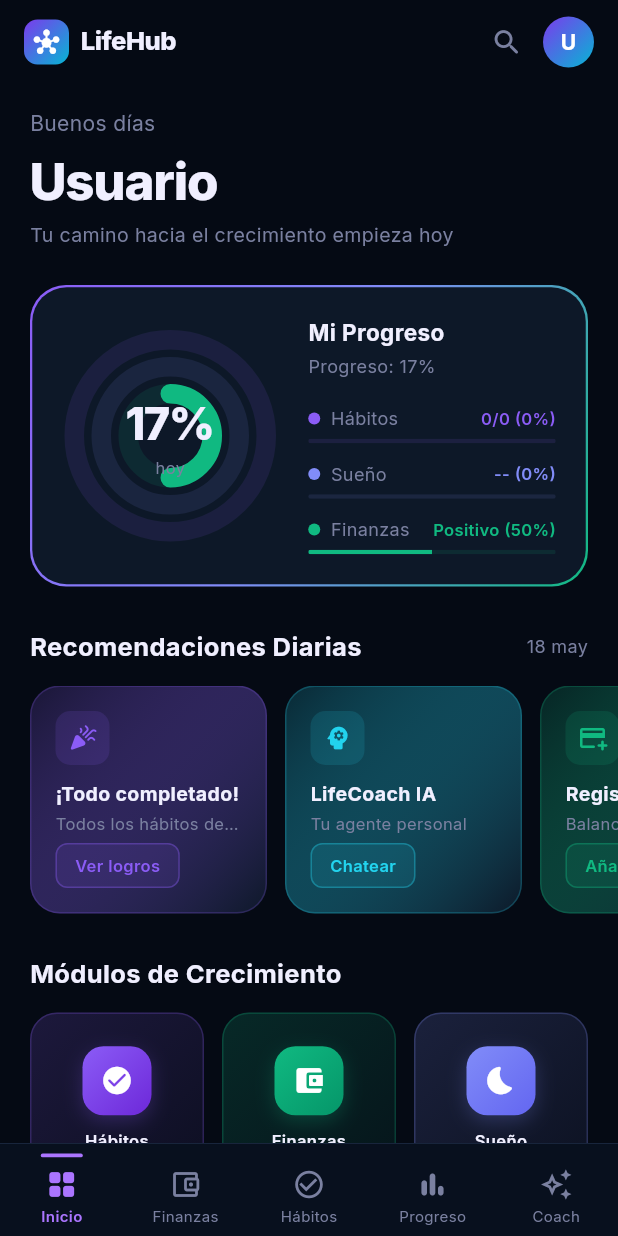
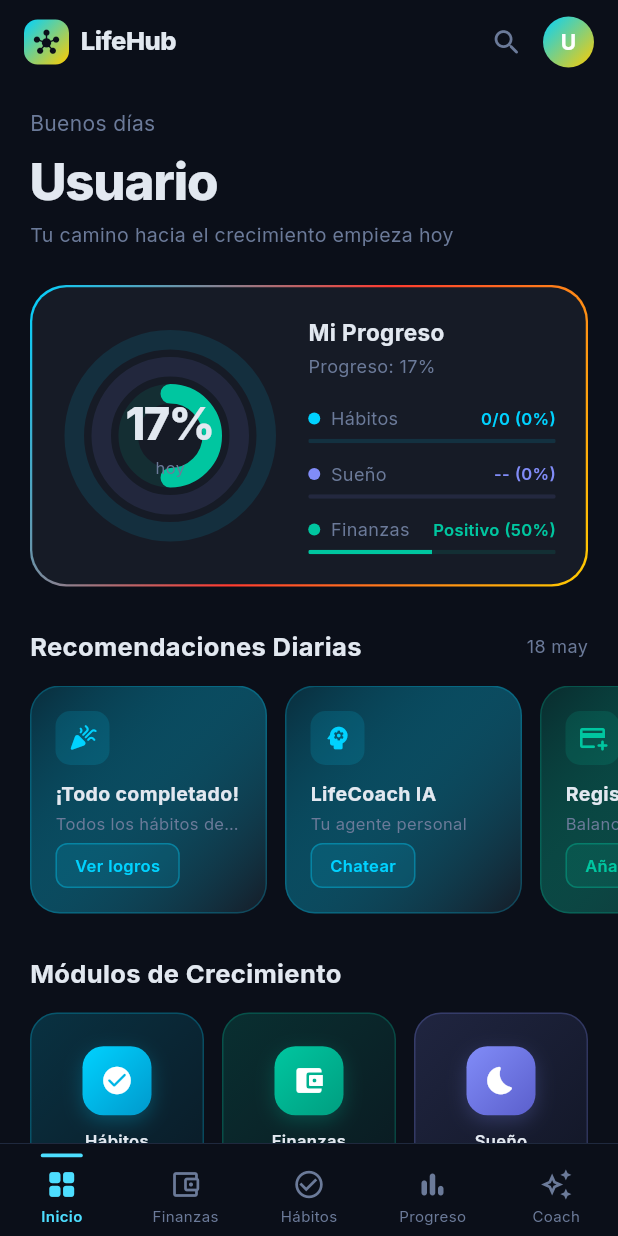
Before and after one commit to Ignacio10grc/life-hub, a Flutter app: the DashboardScreen screen opened by its route, on a phone screen of 412 x 824 dp. Run offline on Flutter 3.47's test engine with Material 3 defaults, Android fonts, the phone set to English and light mode, and no system bars; our stand-ins replace fl_chart, flutter_riverpod, go_router, google_fonts, hive_flutter; accounts and stored records are empty.

Commit message:
Apply Aura color palette: #0B0F19 bg, #161B26 cards, #00D2FF blue, #FF3B30 red, #FFCC00 yellow
Co-Authored-By: Claude Sonnet 4.6 <noreply@anthropic.com>

```diff
--- a/lib/core/theme/app_colors.dart
+++ b/lib/core/theme/app_colors.dart
@@ -1,40 +1,41 @@
 import 'package:flutter/material.dart';
 
 class AppColors {
-  // ── Fondos — dark navy premium ─────────────────────────────────────────────
-  static const background      = Color(0xFF050A14);  // Navy casi negro
-  static const surface         = Color(0xFF08101E);  // Superficie oscura navy
-  static const surfaceCard     = Color(0xFF0D1828);  // Tarjeta navy
-  static const surfaceElevated = Color(0xFF121F38);  // Elevado (modales, sheets)
+  // ── Fondos — Guía Aura ────────────────────────────────────────────────────
+  static const background      = Color(0xFF0B0F19);  // Fondo principal y navegación
+  static const surface         = Color(0xFF0B0F19);  // Superficie nav (mismo fondo)
+  static const surfaceCard     = Color(0xFF161B26);  // Tarjetas y divisores
+  static const surfaceElevated = Color(0xFF1D2535);  // Modales, sheets
 
-  // ── Bordes — sutiles azul-navy ────────────────────────────────────────────
-  static const border          = Color(0xFF1A2840);  // Borde principal
-  static const borderAccent    = Color(0xFF253868);  // Borde con foco / hover
+  // ── Bordes ────────────────────────────────────────────────────────────────
+  static const border          = Color(0xFF212C42);  // Borde sutil
+  static const borderAccent    = Color(0xFF2D3E58);  // Borde con foco
 
-  // ── Marca ─────────────────────────────────────────────────────────────────
-  static const primary         = Color(0xFF7C3AED);  // Morado principal
-  static const primaryLight    = Color(0xFFAB75FF);  // Morado claro
-  static const primaryGlow     = Color(0x337C3AED);  // Glow sutil
-  static const secondary       = Color(0xFF06B6D4);  // Cyan acento
+  // ── Primarios Aura ────────────────────────────────────────────────────────
+  static const primary         = Color(0xFF00D2FF);  // Azul eléctrico — acciones y progreso
+  static const primaryLight    = Color(0xFF4DDEFF);  // Azul claro
+  static const primaryGlow     = Color(0x3300D2FF);  // Glow azul
+  static const secondary       = Color(0xFFFF3B30);  // Rojo / Coral Neón — alertas y metas
+  static const accent          = Color(0xFFFFCC00);  // Amarillo / Oro — logros y detalles
 
   // ── Texto ─────────────────────────────────────────────────────────────────
-  static const textPrimary     = Color(0xFFF0EFFF);  // Blanco con tinte morado
-  static const textSecondary   = Color(0xFF7A80A0);  // Gris-azul medio
-  static const textHint        = Color(0xFF2E3D58);  // Hint muy sutil
+  static const textPrimary     = Color(0xFFE2E8F0);  // Texto principal (máxima legibilidad)
+  static const textSecondary   = Color(0xFF6B7A99);  // Texto secundario
+  static const textHint        = Color(0xFF3D4F6E);  // Hint en inputs
 
   // ── Semánticos ────────────────────────────────────────────────────────────
-  static const success         = Color(0xFF10B981);
-  static const error           = Color(0xFFEF4444);
-  static const warning         = Color(0xFFF59E0B);
+  static const success         = Color(0xFF00C6A0);  // Verde teal — éxito
+  static const error           = Color(0xFFFF3B30);  // Rojo coral — error (= secondary)
+  static const warning         = Color(0xFFFFCC00);  // Amarillo oro — aviso (= accent)
 
   // ── Colores por módulo ────────────────────────────────────────────────────
-  static const finances  = Color(0xFF10B981);  // Verde esmeralda
-  static const habits    = Color(0xFF8B5CF6);  // Morado vibrante
-  static const routines  = Color(0xFF3B82F6);  // Azul
-  static const timer     = Color(0xFFF59E0B);  // Ámbar
-  static const sleep     = Color(0xFF818CF8);  // Índigo claro
-  static const journal   = Color(0xFFEC4899);  // Rosa
-  static const ideas     = Color(0xFFF97316);  // Naranja
-  static const ai        = Color(0xFF22D3EE);  // Cyan brillante
-  static const steps     = Color(0xFF14B8A6);  // Teal
+  static const finances  = Color(0xFF00C6A0);  // Verde teal — finanzas/dinero
+  static const habits    = Color(0xFF00D2FF);  // Azul eléctrico — progreso de hábitos
+  static const routines  = Color(0xFF00D2FF);  // Azul — rutinas/acciones
+  static const timer     = Color(0xFFFFCC00);  // Amarillo oro — logros de tiempo
+  static const sleep     = Color(0xFF818CF8);  // Índigo suave — descanso
+  static const journal   = Color(0xFFFF3B30);  // Rojo coral — diario emocional
+  static const ideas     = Color(0xFFFFCC00);  // Amarillo — creatividad
+  static const ai        = Color(0xFF00D2FF);  // Azul — asistente IA
+  static const steps     = Color(0xFFFFCC00);  // Amarillo — estadísticas/logros
 }
--- a/lib/core/theme/app_theme.dart
+++ b/lib/core/theme/app_theme.dart
@@ -70,7 +70,7 @@ class AppTheme {
       elevatedButtonTheme: ElevatedButtonThemeData(
         style: ElevatedButton.styleFrom(
           backgroundColor: AppColors.primary,
-          foregroundColor: Colors.white,
+          foregroundColor: AppColors.background,
           minimumSize: const Size(double.infinity, 52),
           shape: RoundedRectangleBorder(
               borderRadius: BorderRadius.circular(14)),
--- a/lib/features/dashboard/screens/dashboard_screen.dart
+++ b/lib/features/dashboard/screens/dashboard_screen.dart
@@ -54,14 +54,14 @@ class DashboardScreen extends ConsumerWidget {
                   height: 30,
                   decoration: BoxDecoration(
                     gradient: const LinearGradient(
-                      colors: [AppColors.primary, AppColors.secondary],
+                      colors: [AppColors.primary, AppColors.accent],
                       begin: Alignment.topLeft,
                       end: Alignment.bottomRight,
                     ),
                     borderRadius: BorderRadius.circular(9),
                   ),
                   child: const Icon(Icons.hub_rounded,
-                      color: Colors.white, size: 17),
+                      color: AppColors.background, size: 17),
                 ),
                 const SizedBox(width: 8),
                 Text(
@@ -89,7 +89,7 @@ class DashboardScreen extends ConsumerWidget {
                   height: 34,
                   decoration: const BoxDecoration(
                     gradient: LinearGradient(
-                      colors: [AppColors.primary, AppColors.secondary],
+                      colors: [AppColors.primary, AppColors.accent],
                       begin: Alignment.topLeft,
                       end: Alignment.bottomRight,
                     ),
@@ -329,7 +329,7 @@ class _HeroProgressCard extends StatelessWidget {
       decoration: BoxDecoration(
         borderRadius: BorderRadius.circular(24),
         gradient: const LinearGradient(
-          colors: [AppColors.habits, AppColors.sleep, AppColors.finances],
+          colors: [AppColors.primary, AppColors.secondary, AppColors.accent],
           begin: Alignment.topLeft,
           end: Alignment.bottomRight,
         ),
@@ -662,63 +662,63 @@ class _ModulesGrid extends StatelessWidget {
       Icons.check_circle_rounded,
       'Hábitos',
       AppColors.habits,
-      [Color(0xFF8B5CF6), Color(0xFF6D28D9)],
+      [Color(0xFF00D2FF), Color(0xFF0099CC)],  // Azul eléctrico
     ),
     _ModuleItem(
       '/finances',
       Icons.account_balance_wallet_rounded,
       'Finanzas',
       AppColors.finances,
-      [Color(0xFF10B981), Color(0xFF059669)],
+      [Color(0xFF00C6A0), Color(0xFF009E80)],  // Verde teal
     ),
     _ModuleItem(
       '/sleep',
       Icons.bedtime_rounded,
       'Sueño',
       AppColors.sleep,
-      [Color(0xFF818CF8), Color(0xFF6366F1)],
+      [Color(0xFF818CF8), Color(0xFF5B5FCC)],  // Índigo suave
     ),
     _ModuleItem(
       '/journal',
       Icons.auto_stories_rounded,
       'Diario',
       AppColors.journal,
-      [Color(0xFFEC4899), Color(0xFFDB2777)],
+      [Color(0xFFFF3B30), Color(0xFFCC1F15)],  // Rojo coral
     ),
     _ModuleItem(
       '/routines',
       Icons.playlist_add_check_rounded,
       'Rutinas',
       AppColors.routines,
-      [Color(0xFF3B82F6), Color(0xFF2563EB)],
+      [Color(0xFF00D2FF), Color(0xFF0099CC)],  // Azul eléctrico
     ),
     _ModuleItem(
       '/ideas',
       Icons.lightbulb_rounded,
       'Ideas',
       AppColors.ideas,
-      [Color(0xFFF97316), Color(0xFFEA580C)],
+      [Color(0xFFFFCC00), Color(0xFFCC9900)],  // Amarillo oro
     ),
     _ModuleItem(
       '/timer',
       Icons.timer_rounded,
       'Temporizador',
       AppColors.timer,
-      [Color(0xFFF59E0B), Color(0xFFD97706)],
+      [Color(0xFFFFCC00), Color(0xFFCC9900)],  // Amarillo oro
     ),
     _ModuleItem(
       '/ai',
       Icons.psychology_rounded,
       'LifeCoach',
       AppColors.ai,
-      [Color(0xFF22D3EE), Color(0xFF0891B2)],
+      [Color(0xFF00D2FF), Color(0xFF0099CC)],  // Azul eléctrico
     ),
     _ModuleItem(
       '/stats',
       Icons.bar_chart_rounded,
       'Estadísticas',
       AppColors.steps,
-      [Color(0xFF14B8A6), Color(0xFF0D9488)],
+      [Color(0xFFFFCC00), Color(0xFFCC9900)],  // Amarillo oro
     ),
   ];
 
--- a/lib/shared/widgets/main_scaffold.dart
+++ b/lib/shared/widgets/main_scaffold.dart
@@ -187,12 +187,14 @@ class _SideNav extends StatelessWidget {
                   height: 36,
                   decoration: BoxDecoration(
                     gradient: const LinearGradient(
-                      colors: [AppColors.primary, AppColors.secondary],
+                      colors: [AppColors.primary, AppColors.accent],
+                      begin: Alignment.topLeft,
+                      end: Alignment.bottomRight,
                     ),
                     borderRadius: BorderRadius.circular(10),
                   ),
                   child: const Icon(Icons.hub_rounded,
-                      color: Colors.white, size: 20),
+                      color: AppColors.background, size: 20),
                 ),
                 const SizedBox(width: 10),
                 Text(
```
